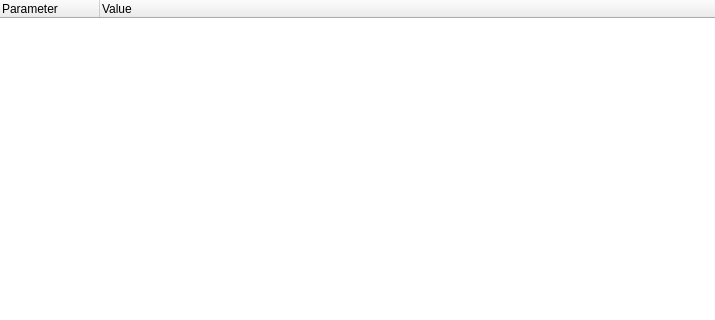
Above: source/client/ui/sys_info_widget_drivers.ui from dchapyshev/aspia before the change; both pictures show x 0 to 715 and y 0 to 320 of the 715 by 495 pixel window. Below: the same form after it.
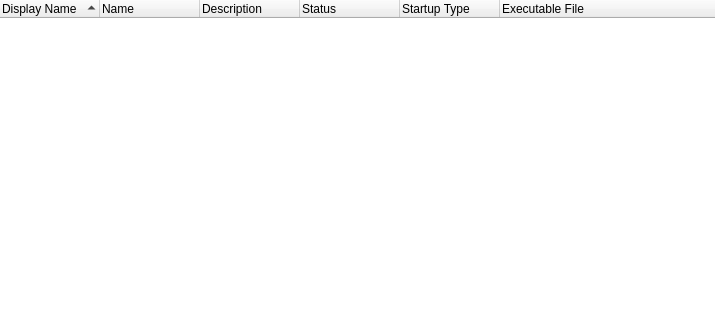
That is the form after the change.

Commit message: Implement "Drivers" / "Services" categories.

Patch:
```diff
--- a/source/client/ui/sys_info_widget_drivers.ui
+++ b/source/client/ui/sys_info_widget_drivers.ui
@@ -43,14 +43,43 @@
        <height>16</height>
       </size>
      </property>
+     <property name="indentation">
+      <number>0</number>
+     </property>
+     <property name="sortingEnabled">
+      <bool>true</bool>
+     </property>
+     <attribute name="headerShowSortIndicator" stdset="0">
+      <bool>true</bool>
+     </attribute>
      <column>
       <property name="text">
-       <string>Parameter</string>
+       <string>Display Name</string>
       </property>
      </column>
      <column>
       <property name="text">
-       <string>Value</string>
+       <string>Name</string>
+      </property>
+     </column>
+     <column>
+      <property name="text">
+       <string>Description</string>
+      </property>
+     </column>
+     <column>
+      <property name="text">
+       <string>Status</string>
+      </property>
+     </column>
+     <column>
+      <property name="text">
+       <string>Startup Type</string>
+      </property>
+     </column>
+     <column>
+      <property name="text">
+       <string>Executable File</string>
       </property>
      </column>
     </widget>
```
Left out of the diff: 5 changed lines with no effect on the pictures. The commit also changes 31 other files.
